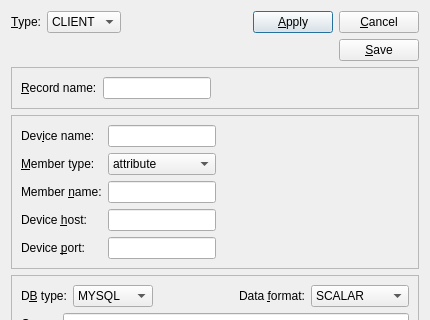
This is ndtsconfigtool/datasourcedlg.ui in jkotan/nexdatas.configtool as Qt 5 draws it before an edit; both pictures show x 0 to 430 and y 0 to 320 of the 430 by 741 pixel window. The edited form follows.
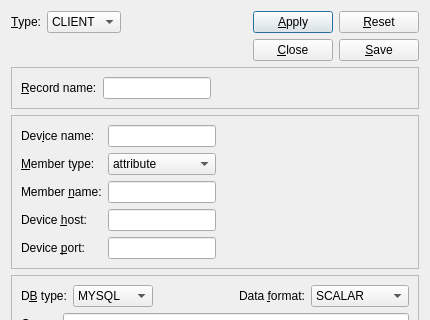
This is the edited form.

What changed in the file:
```diff
--- a/ndtsconfigtool/datasourcedlg.ui
+++ b/ndtsconfigtool/datasourcedlg.ui
@@ -13,7 +13,7 @@
   <property name="windowTitle">
    <string>DataSource</string>
   </property>
-  <layout class="QGridLayout" name="gridLayout">
+  <layout class="QGridLayout" name="gridLayout_4">
    <item row="0" column="0">
     <layout class="QVBoxLayout" name="verticalLayout_4">
      <item>
@@ -70,7 +70,7 @@
        <item>
         <widget class="QPushButton" name="cancelPushButton">
          <property name="text">
-          <string>&amp;Cancel</string>
+          <string>&amp;Reset</string>
          </property>
         </widget>
        </item>
@@ -93,6 +93,18 @@
       </spacer>
      </item>
      <item>
+      <widget class="QFrame" name="frame">
+       <property name="frameShape">
+        <enum>QFrame::NoFrame</enum>
+       </property>
+       <property name="frameShadow">
+        <enum>QFrame::Raised</enum>
+       </property>
+       <layout class="QGridLayout" name="gridLayout">
+        <property name="margin">
+         <number>0</number>
+        </property>
+        <item row="0" column="0">
       <layout class="QHBoxLayout" name="horizontalLayout_5">
        <item>
         <spacer name="horizontalSpacer">
@@ -107,6 +119,13 @@
          </property>
         </spacer>
        </item>
+          <item>
+           <widget class="QPushButton" name="closePushButton">
+            <property name="text">
+             <string>&amp;Close</string>
+            </property>
+           </widget>
+          </item>
        <item>
         <widget class="QPushButton" name="savePushButton">
          <property name="text">
@@ -116,6 +135,9 @@
        </item>
       </layout>
      </item>
+       </layout>
+      </widget>
+     </item>
      <item>
       <widget class="QFrame" name="clientFrame">
        <property name="frameShape">
```
Left out of the diff: 4 changed lines with no effect on the pictures. Lines whose indentation alone changed are shown as unchanged.
